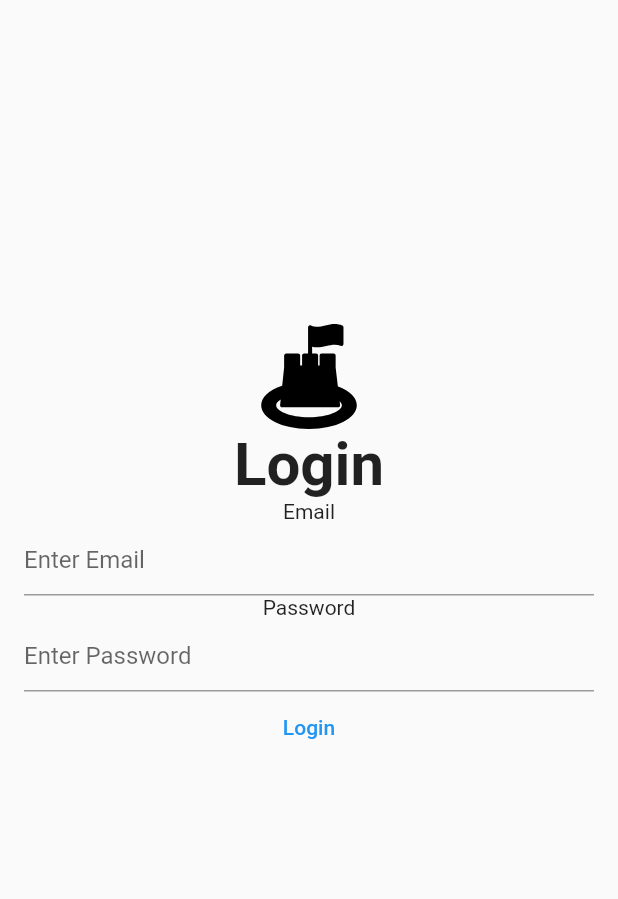
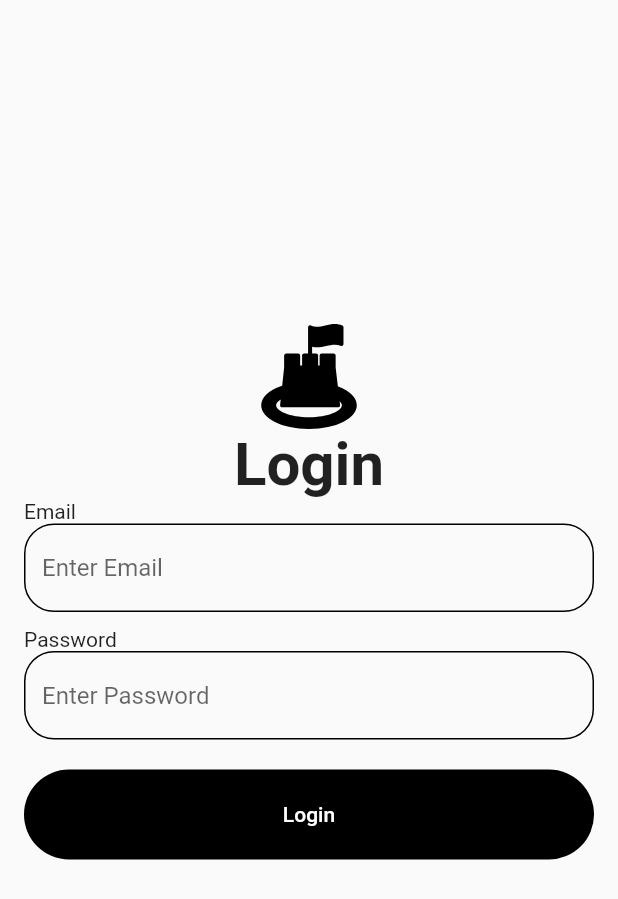
Before and after one commit to NomadHuns/flutter-login-page-practice, a Flutter app: the screen it shows after launch, on a phone screen of 412 x 824 dp. Shown: the top 899 px of the screen. Run offline on Flutter 3.47's test engine with Material 2 defaults, Android fonts, the phone set to English and light mode, and no system bars; our stand-ins replace flutter_svg.

Commit message:
로그인 Form 컴포넌트 디자인 완료

```diff
--- a/lib/main.dart
+++ b/lib/main.dart
@@ -19,6 +19,18 @@ class MyApp extends StatelessWidget {
         "/login": (context) => LoginPage(),
         "/home" : (context) => HomePage(),
       },
+      theme: ThemeData(
+        textButtonTheme: TextButtonThemeData(
+          style: TextButton.styleFrom(
+            backgroundColor: Colors.black,
+            foregroundColor: Colors.white,
+            shape: RoundedRectangleBorder(
+              borderRadius: BorderRadius.circular(30)
+            ),
+            minimumSize: Size(400, 60)
+          )
+        )
+      ),
     );
   }
 }
--- a/lib/views/pages/login/componunts/login_form.dart
+++ b/lib/views/pages/login/componunts/login_form.dart
@@ -8,8 +8,10 @@ class LoginForm extends StatelessWidget {
     return Column(
       children: [
         _loginInput("Email"),
+        SizedBox(height: 10),
         _loginInput("Password"),
-        _loginButton()
+        SizedBox(height: 20,),
+        _loginButton(),
       ],
     );
   }
@@ -17,16 +19,36 @@ class LoginForm extends StatelessWidget {
   TextButton _loginButton() {
     return TextButton(
       onPressed: () {},
-        child: Text("Login"),
+      child: Text(
+        "Login",
+        style: TextStyle(color: Colors.white),
+      ),
     );
   }
 
   Widget _loginInput(String text) {
     return Column(
       children: [
-          Text(text),
+        Align(
+          alignment: AlignmentDirectional.bottomStart,
+          child: Text(text),
+        ),
         TextFormField(
-            decoration: InputDecoration(hintText: "Enter $text"),
+          decoration: InputDecoration(
+            hintText: "Enter $text",
+            enabledBorder: OutlineInputBorder(
+              borderRadius: BorderRadius.circular(20),
+            ),
+            focusedErrorBorder: OutlineInputBorder(
+              borderRadius: BorderRadius.circular(20),
+            ),
+            errorBorder: OutlineInputBorder(
+              borderRadius: BorderRadius.circular(20),
+            ),
+            focusedBorder: OutlineInputBorder(
+              borderRadius: BorderRadius.circular(20),
+            ),
+          ),
         ),
       ],
     );
```
Lines whose indentation alone changed are shown as unchanged.
